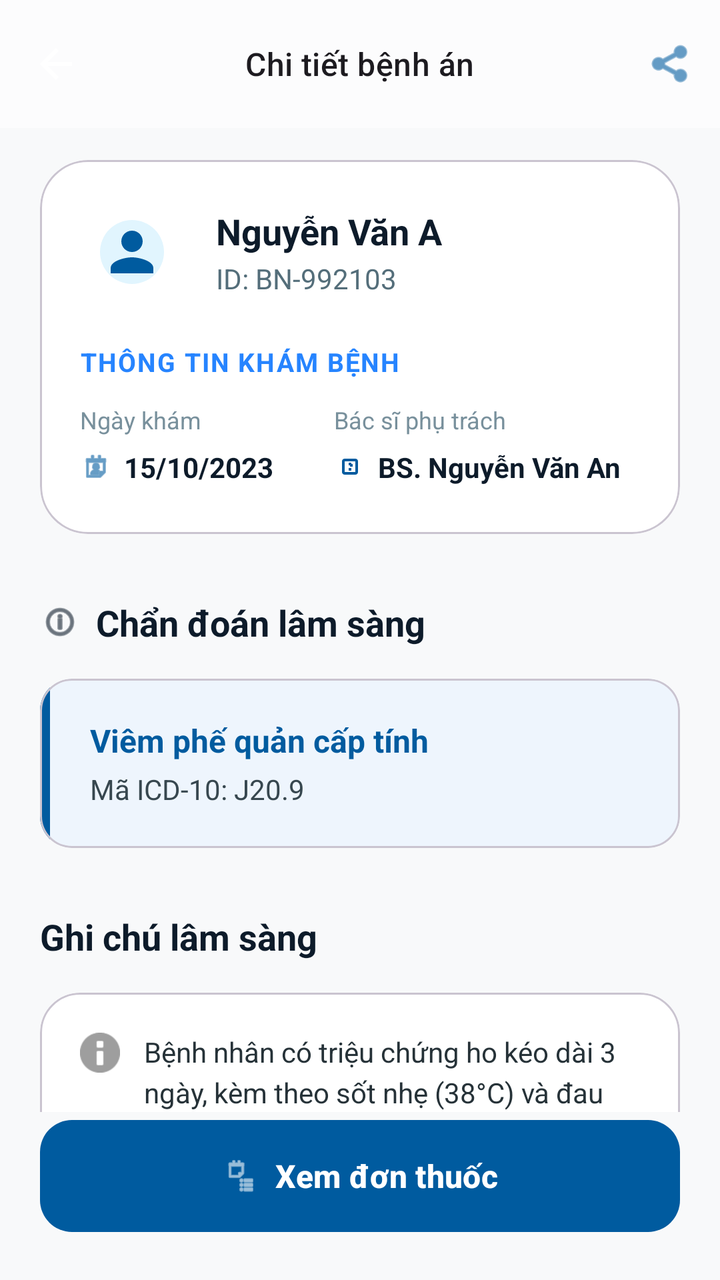
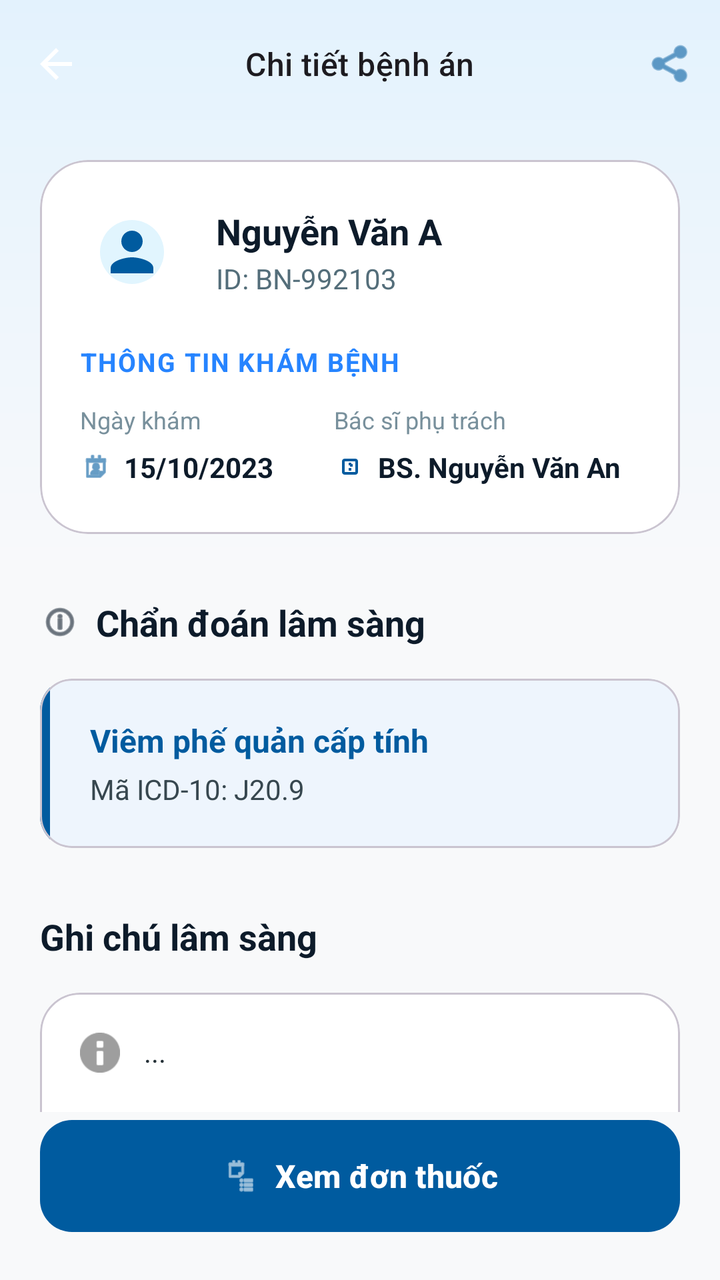

Screens rendered from an Android XML layout before and after an edit, with the pre-edit source and the edit as a unified diff.
<!-- AndroidManifest.xml: application theme Theme.Mobile_android -->
<!-- res/layout/activity_medical_record_detail.xml -->
<?xml version="1.0" encoding="utf-8"?>
<androidx.constraintlayout.widget.ConstraintLayout xmlns:android="http://schemas.android.com/apk/res/android"
    xmlns:app="http://schemas.android.com/apk/res-auto"
    xmlns:tools="http://schemas.android.com/tools"
    android:layout_width="match_parent"
    android:layout_height="match_parent"
    android:background="#F8F9FA">

    <com.google.android.material.appbar.AppBarLayout
        android:id="@+id/appBarLayout"
        android:layout_width="match_parent"
        android:layout_height="wrap_content"
        android:background="#FCFCFD"
        android:elevation="0dp"
        app:layout_constraintTop_toTopOf="parent">

        <com.google.android.material.appbar.MaterialToolbar
            android:id="@+id/toolbar"
            android:layout_width="match_parent"
            android:layout_height="?attr/actionBarSize"
            app:title="Chi tiết bệnh án"
            app:titleCentered="true"
            app:titleTextAppearance="@style/TextAppearance.Material3.TitleMedium"
            app:navigationIcon="@drawable/ic_back">
            <ImageView
                android:layout_width="48dp"
                android:layout_height="48dp"
                android:padding="12dp"
                android:layout_gravity="end"
                android:src="@android:drawable/ic_menu_share"
                app:tint="#005B9F" />
        </com.google.android.material.appbar.MaterialToolbar>
    </com.google.android.material.appbar.AppBarLayout>

    <androidx.core.widget.NestedScrollView
        android:layout_width="match_parent"
        android:layout_height="0dp"
        app:layout_constraintTop_toBottomOf="@id/appBarLayout"
        app:layout_constraintBottom_toTopOf="@id/btnXemDonThuoc">

        <LinearLayout
            android:layout_width="match_parent"
            android:layout_height="wrap_content"
            android:orientation="vertical"
            android:paddingHorizontal="20dp"
            android:paddingBottom="24dp">

            
            <com.google.android.material.card.MaterialCardView
                android:layout_width="match_parent"
                android:layout_height="wrap_content"
                android:layout_marginTop="16dp"
                app:cardCornerRadius="24dp"
                app:cardElevation="0dp"
                app:cardBackgroundColor="@android:color/white">

                <LinearLayout
                    android:layout_width="match_parent"
                    android:layout_height="wrap_content"
                    android:orientation="vertical"
                    android:paddingTop="20dp"
                    android:paddingBottom="24dp"
                    android:paddingHorizontal="20dp">

                    <LinearLayout
                        android:layout_width="match_parent"
                        android:layout_height="wrap_content"
                        android:orientation="horizontal"
                        android:gravity="center_vertical">

                        <com.google.android.material.imageview.ShapeableImageView
                            android:layout_width="52dp"
                            android:layout_height="52dp"
                            android:scaleType="centerCrop"
                            android:src="@drawable/ic_user"
                            app:shapeAppearanceOverlay="@style/CircleAppearance"
                            android:background="#E1F5FE"
                            android:padding="10dp"
                            app:tint="#005B9F"/>

                        <LinearLayout
                            android:layout_width="wrap_content"
                            android:layout_height="wrap_content"
                            android:orientation="vertical"
                            android:layout_marginStart="16dp">

                            <TextView
                                android:layout_width="wrap_content"
                                android:layout_height="wrap_content"
                                android:text="Nguyễn Văn A"
                                android:textColor="#0D1B2A"
                                android:textSize="18sp"
                                android:textStyle="bold" />

                            <TextView
                                android:layout_width="wrap_content"
                                android:layout_height="wrap_content"
                                android:layout_marginTop="2dp"
                                android:text="ID: BN-992103"
                                android:textColor="#546E7A"
                                android:textSize="14sp"/>
                        </LinearLayout>
                    </LinearLayout>

                    <TextView
                        android:layout_width="wrap_content"
                        android:layout_height="wrap_content"
                        android:layout_marginTop="20dp"
                        android:text="THÔNG TIN KHÁM BỆNH"
                        android:textColor="#2684FF"
                        android:textSize="13sp"
                        android:textStyle="bold"
                        android:letterSpacing="0.05"/>

                    <LinearLayout
                        android:layout_width="match_parent"
                        android:layout_height="wrap_content"
                        android:layout_marginTop="12dp"
                        android:orientation="horizontal">

                        <LinearLayout
                            android:layout_width="0dp"
                            android:layout_height="wrap_content"
                            android:layout_weight="1"
                            android:orientation="vertical">

                            <TextView
                                android:layout_width="wrap_content"
                                android:layout_height="wrap_content"
                                android:text="Ngày khám"
                                android:textColor="#78909C"
                                android:textSize="12sp"/>

                            <LinearLayout
                                android:layout_width="wrap_content"
                                android:layout_height="wrap_content"
                                android:orientation="horizontal"
                                android:layout_marginTop="6dp"
                                android:gravity="center_vertical">
                                <ImageView
                                    android:layout_width="16dp"
                                    android:layout_height="16dp"
                                    android:src="@android:drawable/ic_menu_my_calendar"
                                    app:tint="#005B9F"/>
                                <TextView
                                    android:layout_width="wrap_content"
                                    android:layout_height="wrap_content"
                                    android:layout_marginStart="6dp"
                                    android:text="15/10/2023"
                                    android:textColor="#0D1B2A"
                                    android:textStyle="bold"
                                    android:textSize="14sp"/>
                            </LinearLayout>
                        </LinearLayout>

                        <LinearLayout
                            android:layout_width="0dp"
                            android:layout_height="wrap_content"
                            android:layout_weight="1.2"
                            android:orientation="vertical">

                            <TextView
                                android:layout_width="wrap_content"
                                android:layout_height="wrap_content"
                                android:text="Bác sĩ phụ trách"
                                android:textColor="#78909C"
                                android:textSize="12sp"/>

                            <LinearLayout
                                android:layout_width="wrap_content"
                                android:layout_height="wrap_content"
                                android:orientation="horizontal"
                                android:layout_marginTop="6dp"
                                android:gravity="center_vertical">
                                <ImageView
                                    android:layout_width="16dp"
                                    android:layout_height="16dp"
                                    android:src="@drawable/ic_medical_services"
                                    app:tint="#005B9F"/>
                                <TextView
                                    android:layout_width="wrap_content"
                                    android:layout_height="wrap_content"
                                    android:layout_marginStart="6dp"
                                    android:text="BS. Nguyễn Văn An"
                                    android:textColor="#0D1B2A"
                                    android:textStyle="bold"
                                    android:textSize="14sp"/>
                            </LinearLayout>
                        </LinearLayout>
                    </LinearLayout>
                </LinearLayout>
            </com.google.android.material.card.MaterialCardView>

            
            <LinearLayout
                android:layout_width="match_parent"
                android:layout_height="wrap_content"
                android:orientation="horizontal"
                android:layout_marginTop="32dp"
                android:gravity="center_vertical">

                <ImageView
                    android:layout_width="20dp"
                    android:layout_height="20dp"
                    android:src="@android:drawable/ic_menu_info_details"
                    app:tint="#0D1B2A" />

                <TextView
                    android:layout_width="wrap_content"
                    android:layout_height="wrap_content"
                    android:layout_marginStart="8dp"
                    android:text="Chẩn đoán lâm sàng"
                    android:textColor="#0D1B2A"
                    android:textSize="18sp"
                    android:textStyle="bold" />
            </LinearLayout>

            <com.google.android.material.card.MaterialCardView
                android:layout_width="match_parent"
                android:layout_height="wrap_content"
                android:layout_marginTop="16dp"
                app:cardCornerRadius="16dp"
                app:cardElevation="0dp"
                app:cardBackgroundColor="#EEF5FD">

                <LinearLayout
                    android:layout_width="match_parent"
                    android:layout_height="wrap_content"
                    android:orientation="horizontal">

                    
                    <View
                        android:layout_width="5dp"
                        android:layout_height="match_parent"
                        android:background="#005B9F"/>

                    <LinearLayout
                        android:layout_width="match_parent"
                        android:layout_height="wrap_content"
                        android:orientation="vertical"
                        android:padding="20dp">

                        <TextView
                            android:layout_width="wrap_content"
                            android:layout_height="wrap_content"
                            android:text="Viêm phế quản cấp tính"
                            android:textColor="#005B9F"
                            android:textSize="16sp"
                            android:textStyle="bold" />

                        <TextView
                            android:layout_width="wrap_content"
                            android:layout_height="wrap_content"
                            android:layout_marginTop="4dp"
                            android:text="Mã ICD-10: J20.9"
                            android:textColor="#37474F"
                            android:textSize="14sp" />
                    </LinearLayout>
                </LinearLayout>
            </com.google.android.material.card.MaterialCardView>

            
            <TextView
                android:layout_width="wrap_content"
                android:layout_height="wrap_content"
                android:layout_marginTop="32dp"
                android:text="Ghi chú lâm sàng"
                android:textColor="#0D1B2A"
                android:textSize="18sp"
                android:textStyle="bold" />

            <com.google.android.material.card.MaterialCardView
                android:layout_width="match_parent"
                android:layout_height="wrap_content"
                android:layout_marginTop="16dp"
                app:cardCornerRadius="20dp"
                app:cardElevation="0dp"
                app:cardBackgroundColor="@android:color/white">

                <LinearLayout
                    android:layout_width="match_parent"
                    android:layout_height="wrap_content"
                    android:orientation="vertical">

                    <LinearLayout
                        android:layout_width="match_parent"
                        android:layout_height="wrap_content"
                        android:orientation="horizontal"
                        android:padding="20dp">

                        <ImageView
                            android:layout_width="20dp"
                            android:layout_height="20dp"
                            android:src="@android:drawable/ic_dialog_info"
                            app:tint="#9E9E9E"/>

                        <TextView
                            android:layout_width="0dp"
                            android:layout_height="wrap_content"
                            android:layout_weight="1"
                            android:layout_marginStart="12dp"
                            android:text="Bệnh nhân có triệu chứng ho kéo dài 3 ngày, kèm theo sốt nhẹ (38°C) và đau tức ngực khi ho. Phổi có tiếng rale ẩm rải rác. Tim nhịp đều, không tiếng thổi bệnh lý."
                            android:textColor="#263238"
                            android:textSize="14sp"
                            android:lineSpacingExtra="4dp"/>
                    </LinearLayout>

                    <View
                        android:layout_width="match_parent"
                        android:layout_height="1dp"
                        android:background="#EEEEEE"
                        android:layout_marginHorizontal="20dp"/>

                    <LinearLayout
                        android:layout_width="match_parent"
                        android:layout_height="wrap_content"
                        android:orientation="horizontal"
                        android:padding="20dp"
                        android:gravity="center_vertical">

                        <ImageView
                            android:layout_width="20dp"
                            android:layout_height="20dp"
                            android:src="@android:drawable/ic_dialog_info"
                            app:tint="#9E9E9E"/>

                        <TextView
                            android:layout_width="0dp"
                            android:layout_height="wrap_content"
                            android:layout_weight="1"
                            android:layout_marginStart="12dp"
                            android:text="Nhịp tim: 82 bpm | Huyết áp: 120/80 mmHg | SpO2: 98%"
                            android:textColor="#263238"
                            android:textSize="14sp"/>
                    </LinearLayout>
                </LinearLayout>
            </com.google.android.material.card.MaterialCardView>

            
            <RelativeLayout
                android:layout_width="match_parent"
                android:layout_height="wrap_content"
                android:layout_marginTop="32dp">

                <TextView
                    android:layout_width="wrap_content"
                    android:layout_height="wrap_content"
                    android:text="Hình ảnh y khoa"
                    android:textColor="#0D1B2A"
                    android:textSize="18sp"
                    android:textStyle="bold"
                    android:layout_centerVertical="true"/>

                <TextView
                    android:layout_width="wrap_content"
                    android:layout_height="wrap_content"
                    android:text="2 ảnh"
                    android:textColor="#005B9F"
                    android:textSize="12sp"
                    android:textStyle="bold"
                    android:background="@drawable/bg_pill_gray_premium"
                    android:backgroundTint="#E1F5FE"
                    android:paddingHorizontal="12dp"
                    android:paddingVertical="4dp"
                    android:layout_alignParentEnd="true"
                    android:layout_centerVertical="true"/>
            </RelativeLayout>

            <LinearLayout
                android:layout_width="match_parent"
                android:layout_height="wrap_content"
                android:layout_marginTop="16dp"
                android:orientation="horizontal">

                <com.google.android.material.card.MaterialCardView
                    android:layout_width="0dp"
                    android:layout_height="160dp"
                    android:layout_weight="1"
                    android:layout_marginEnd="8dp"
                    app:cardCornerRadius="20dp"
                    app:cardElevation="0dp"
                    app:cardBackgroundColor="#212121">

                    <RelativeLayout
                        android:layout_width="match_parent"
                        android:layout_height="match_parent">

                        
                        <ImageView
                            android:layout_width="match_parent"
                            android:layout_height="match_parent"
                            android:scaleType="centerCrop"
                            android:src="@drawable/ic_medical_services"
                            app:tint="#757575"/>

                        <TextView
                            android:layout_width="match_parent"
                            android:layout_height="wrap_content"
                            android:text="X-Quang Ngực (Thẳng)"
                            android:textColor="@android:color/white"
                            android:textSize="12sp"
                            android:textStyle="bold"
                            android:paddingHorizontal="12dp"
                            android:paddingBottom="12dp"
                            android:paddingTop="32dp"
                            android:layout_alignParentBottom="true"
                            android:background="@drawable/bg_pill_gray_premium"
                            android:backgroundTint="#80000000"/>
                    </RelativeLayout>
                </com.google.android.material.card.MaterialCardView>

                <com.google.android.material.card.MaterialCardView
                    android:layout_width="0dp"
                    android:layout_height="160dp"
                    android:layout_weight="1"
                    android:layout_marginStart="8dp"
                    app:cardCornerRadius="20dp"
                    app:cardElevation="0dp"
                    app:cardBackgroundColor="#212121">

                    <RelativeLayout
                        android:layout_width="match_parent"
                        android:layout_height="match_parent">

                        <ImageView
                            android:layout_width="match_parent"
                            android:layout_height="match_parent"
                            android:scaleType="centerCrop"
                            android:src="@drawable/ic_medical_services"
                            app:tint="#757575"/>

                        <TextView
                            android:layout_width="match_parent"
                            android:layout_height="wrap_content"
                            android:text="X-Quang Ngực (Nghiêng)"
                            android:textColor="@android:color/white"
                            android:textSize="12sp"
                            android:textStyle="bold"
                            android:paddingHorizontal="12dp"
                            android:paddingBottom="12dp"
                            android:paddingTop="32dp"
                            android:layout_alignParentBottom="true"
                            android:background="@drawable/bg_pill_gray_premium"
                            android:backgroundTint="#80000000"/>
                    </RelativeLayout>
                </com.google.android.material.card.MaterialCardView>

            </LinearLayout>

        </LinearLayout>
    </androidx.core.widget.NestedScrollView>

    <com.google.android.material.button.MaterialButton
        android:id="@+id/btnXemDonThuoc"
        android:layout_width="match_parent"
        android:layout_height="64dp"
        android:layout_margin="20dp"
        app:layout_constraintBottom_toBottomOf="parent"
        android:text="Xem đơn thuốc"
        android:textAllCaps="false"
        android:textSize="16sp"
        android:textStyle="bold"
        app:cornerRadius="16dp"
        app:icon="@android:drawable/ic_menu_agenda"
        app:iconGravity="textStart"
        app:backgroundTint="#005B9F"/>

</androidx.constraintlayout.widget.ConstraintLayout>
<!-- resources referenced by this layout -->
<resources>
  <!-- drawable bg_pill_gray_premium (drawable) -->
  <?xml version="1.0" encoding="utf-8"?>
  <shape xmlns:android="http://schemas.android.com/apk/res/android"
      android:shape="rectangle">
      <solid android:color="#F0F0F0" />
      <corners android:radius="12dp" />
      <stroke android:width="1dp" android:color="#E0E0E0" />
  </shape>
  <!-- drawable ic_back (drawable) -->
  <?xml version="1.0" encoding="utf-8"?>
  <vector xmlns:android="http://schemas.android.com/apk/res/android"
      android:width="24dp"
      android:height="24dp"
      android:viewportWidth="24"
      android:viewportHeight="24">
      <path
          android:fillColor="@android:color/white"
          android:pathData="M20,11H7.83l5.59,-5.59L12,4l-8,8 8,8 1.41,-1.41L7.83,13H20v-2z"/>
  </vector>
  <!-- drawable ic_medical_services (drawable) -->
  <vector xmlns:android="http://schemas.android.com/apk/res/android"
      android:width="24dp"
      android:height="24dp"
      android:viewportWidth="24"
      android:viewportHeight="24"
      android:tint="?attr/colorOnSurface">
    <path
        android:fillColor="@android:color/white"
        android:pathData="M14,12h-2v-2h2V12zM16,6H8c-1.1,0 -2,0.9 -2,2v8c0,1.1 0.9,2 2,2h8c1.1,0 2,-0.9 2,-2V8C18,6.9 17.1,6 16,6zM16,16H8V8h8V16z"/>
    <path
        android:fillColor="@android:color/white"
        android:pathData="M11,15h2v-2h-2V15zM13,9h-2v2h2V9z"/>
  </vector>
  <!-- drawable ic_user (drawable) -->
  <vector xmlns:android="http://schemas.android.com/apk/res/android"
      android:width="24dp"
      android:height="24dp"
      android:viewportWidth="24"
      android:viewportHeight="24">
      <path
          android:fillColor="#FFFFFF"
          android:pathData="M12,12c2.21,0 4,-1.79 4,-4s-1.79,-4 -4,-4 -4,1.79 -4,4 1.79,4 4,4zM12,14c-2.67,0 -8,1.34 -8,4v2h16v-2c0,-2.66 -5.33,-4 -8,-4z"/>
  </vector>
  <style name="CircleAppearance" parent="">
          <item name="cornerFamily">rounded</item>
          <item name="cornerSize">50%</item>
      </style>
  <style name="Theme.Mobile_android" parent="Base.Theme.Toothly" />
  <style name="Base.Theme.Toothly" parent="Theme.Material3.Light.NoActionBar">
          <item name="android:statusBarColor">@color/toothly_pearl</item>
          <item name="android:navigationBarColor">@color/toothly_pearl</item>
          <item name="android:windowLightStatusBar">true</item>
          <item name="colorPrimary">@color/toothly_teal</item>
          <item name="colorSurface">@color/toothly_pearl</item>
      </style>
  <color name="toothly_pearl">#f8fafc</color>
  <color name="toothly_teal">#0d9488</color>
</resources>

<!-- the commit's change to res/layout/activity_medical_record_detail.xml (unified diff, before → after) -->
@@ -6,11 +6,17 @@
     android:layout_height="match_parent"
     android:background="#F8F9FA">
 
+    <View
+        android:layout_width="match_parent"
+        android:layout_height="280dp"
+        android:background="@drawable/bg_gradient_blue_soft"
+        app:layout_constraintTop_toTopOf="parent"/>
+
     <com.google.android.material.appbar.AppBarLayout
         android:id="@+id/appBarLayout"
         android:layout_width="match_parent"
         android:layout_height="wrap_content"
-        android:background="#FCFCFD"
+        android:background="@android:color/transparent"
         android:elevation="0dp"
         app:layout_constraintTop_toTopOf="parent">
 
@@ -84,21 +90,23 @@
                             android:orientation="vertical"
                             android:layout_marginStart="16dp">
 
-                            <TextView
-                                android:layout_width="wrap_content"
-                                android:layout_height="wrap_content"
-                                android:text="Nguyễn Văn A"
-                                android:textColor="#0D1B2A"
-                                android:textSize="18sp"
-                                android:textStyle="bold" />
-
-                            <TextView
-                                android:layout_width="wrap_content"
-                                android:layout_height="wrap_content"
-                                android:layout_marginTop="2dp"
-                                android:text="ID: BN-992103"
-                                android:textColor="#546E7A"
-                                android:textSize="14sp"/>
+                                <TextView
+                                    android:id="@+id/tvPatientName"
+                                    android:layout_width="wrap_content"
+                                    android:layout_height="wrap_content"
+                                    android:text="Nguyễn Văn A"
+                                    android:textColor="#0D1B2A"
+                                    android:textSize="18sp"
+                                    android:textStyle="bold" />
+
+                                <TextView
+                                    android:id="@+id/tvPatientId"
+                                    android:layout_width="wrap_content"
+                                    android:layout_height="wrap_content"
+                                    android:layout_marginTop="2dp"
+                                    android:text="ID: BN-992103"
+                                    android:textColor="#546E7A"
+                                    android:textSize="14sp"/>
                         </LinearLayout>
                     </LinearLayout>
 
@@ -143,6 +151,7 @@
                                     android:src="@android:drawable/ic_menu_my_calendar"
                                     app:tint="#005B9F"/>
                                 <TextView
+                                    android:id="@+id/tvExamDate"
                                     android:layout_width="wrap_content"
                                     android:layout_height="wrap_content"
                                     android:layout_marginStart="6dp"
@@ -178,6 +187,7 @@
                                     android:src="@drawable/ic_medical_services"
                                     app:tint="#005B9F"/>
                                 <TextView
+                                    android:id="@+id/tvDoctorName"
                                     android:layout_width="wrap_content"
                                     android:layout_height="wrap_content"
                                     android:layout_marginStart="6dp"
@@ -241,6 +251,7 @@
                         android:padding="20dp">
 
                         <TextView
+                            android:id="@+id/tvDiagnosis"
                             android:layout_width="wrap_content"
                             android:layout_height="wrap_content"
                             android:text="Viêm phế quản cấp tính"
@@ -295,11 +306,12 @@
                             app:tint="#9E9E9E"/>
 
                         <TextView
+                            android:id="@+id/tvSymptoms"
                             android:layout_width="0dp"
                             android:layout_height="wrap_content"
                             android:layout_weight="1"
                             android:layout_marginStart="12dp"
-                            android:text="Bệnh nhân có triệu chứng ho kéo dài 3 ngày, kèm theo sốt nhẹ (38°C) và đau tức ngực khi ho. Phổi có tiếng rale ẩm rải rác. Tim nhịp đều, không tiếng thổi bệnh lý."
+                            android:text="..."
                             android:textColor="#263238"
                             android:textSize="14sp"
                             android:lineSpacingExtra="4dp"/>
@@ -325,15 +337,85 @@
                             app:tint="#9E9E9E"/>
 
                         <TextView
+                            android:id="@+id/tvVitals"
                             android:layout_width="0dp"
                             android:layout_height="wrap_content"
                             android:layout_weight="1"
                             android:layout_marginStart="12dp"
-                            android:text="Nhịp tim: 82 bpm | Huyết áp: 120/80 mmHg | SpO2: 98%"
+                            android:text="..."
                             android:textColor="#263238"
                             android:textSize="14sp"/>
                     </LinearLayout>
                 </LinearLayout>
+            </com.google.android.material.card.MaterialCardView>
+
+            
+            <TextView
+                android:layout_width="wrap_content"
+                android:layout_height="wrap_content"
+                android:layout_marginTop="32dp"
+                android:text="Lời khuyên của bác sĩ"
+                android:textColor="#0D1B2A"
+                android:textSize="18sp"
+                android:textStyle="bold" />
+
+            <com.google.android.material.card.MaterialCardView
+                android:layout_width="match_parent"
+                android:layout_height="wrap_content"
+                android:layout_marginTop="16dp"
+                app:cardCornerRadius="20dp"
+                app:cardElevation="0dp"
+                app:cardBackgroundColor="@android:color/white">
+
+                <LinearLayout
+                    android:layout_width="match_parent"
+                    android:layout_height="wrap_content"
+                    android:orientation="horizontal"
+                    android:padding="20dp">
+
+                    <ImageView
+                        android:layout_width="20dp"
+                        android:layout_height="20dp"
+                        android:src="@android:drawable/ic_dialog_info"
+                        app:tint="#4CAF50"/>
+
+                    <TextView
+                        android:id="@+id/tvAdvice"
+                        android:layout_width="0dp"
+                        android:layout_height="wrap_content"
+                        android:layout_weight="1"
+                        android:layout_marginStart="12dp"
+                        android:text="..."
+                        android:textColor="#263238"
+                        android:textSize="14sp"
+                        android:lineSpacingExtra="4dp"/>
+                </LinearLayout>
+            </com.google.android.material.card.MaterialCardView>
+
+            
+            <TextView
+                android:layout_width="wrap_content"
+                android:layout_height="wrap_content"
+                android:layout_marginTop="32dp"
+                android:text="Chi tiết điều trị"
+                android:textColor="#0D1B2A"
+                android:textSize="18sp"
+                android:textStyle="bold" />
+
+            <com.google.android.material.card.MaterialCardView
+                android:layout_width="match_parent"
+                android:layout_height="wrap_content"
+                android:layout_marginTop="16dp"
+                app:cardCornerRadius="20dp"
+                app:cardElevation="0dp"
+                app:cardBackgroundColor="@android:color/white">
+
+                <LinearLayout
+                    android:id="@+id/treatmentDetailsContainer"
+                    android:layout_width="match_parent"
+                    android:layout_height="wrap_content"
+                    android:orientation="vertical"
+                    android:padding="8dp"/>
             </com.google.android.material.card.MaterialCardView>
 
             
@@ -449,6 +531,16 @@
 
         </LinearLayout>
     </androidx.core.widget.NestedScrollView>
+
+    <ProgressBar
+        android:id="@+id/progress"
+        android:layout_width="wrap_content"
+        android:layout_height="wrap_content"
+        android:visibility="gone"
+        app:layout_constraintTop_toTopOf="parent"
+        app:layout_constraintBottom_toBottomOf="parent"
+        app:layout_constraintStart_toStartOf="parent"
+        app:layout_constraintEnd_toEndOf="parent" />
 
     <com.google.android.material.button.MaterialButton
         android:id="@+id/btnXemDonThuoc"
<!-- resource entries referenced after the edit -->
@@ -1,5 +1,13 @@
 <!-- resources referenced by this layout -->
 <resources>
+  <!-- drawable bg_gradient_blue_soft (drawable) -->
+  <?xml version="1.0" encoding="utf-8"?>
+  <shape xmlns:android="http://schemas.android.com/apk/res/android">
+      <gradient
+          android:startColor="#E3F2FD"
+          android:endColor="#F8F9FB"
+          android:angle="270"/>
+  </shape>
   <!-- drawable bg_pill_gray_premium (drawable) -->
   <?xml version="1.0" encoding="utf-8"?>
   <shape xmlns:android="http://schemas.android.com/apk/res/android"
